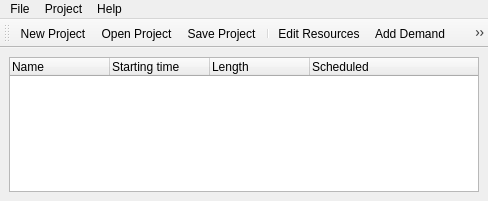
Old version of the form DCGUI/Windows/MainWindow.ui in the repository DanielZorin/DataCenters.
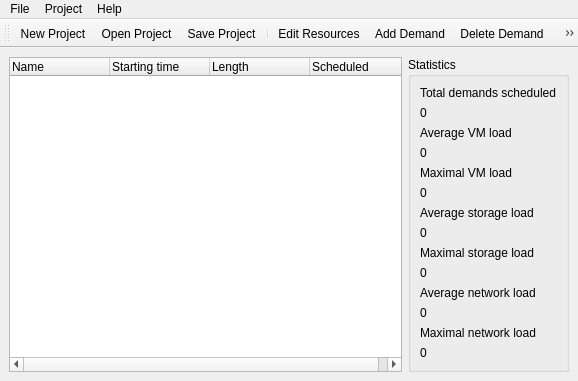
New version of the form. Icons and pictures are not drawn.

Commit message: Statistics widget in main window

The edit to the form file:
```diff
--- a/DCGUI/Windows/MainWindow.ui
+++ b/DCGUI/Windows/MainWindow.ui
@@ -6,8 +6,8 @@
    <rect>
     <x>0</x>
     <y>0</y>
-    <width>488</width>
-    <height>201</height>
+    <width>578</width>
+    <height>373</height>
    </rect>
   </property>
   <property name="sizePolicy">
@@ -37,11 +37,15 @@
    <property name="styleSheet">
     <string notr="true"/>
    </property>
-   <layout class="QVBoxLayout" name="verticalLayout_2">
+   <layout class="QHBoxLayout" name="horizontalLayout">
     <property name="sizeConstraint">
      <enum>QLayout::SetDefaultConstraint</enum>
     </property>
     <item>
+     <layout class="QVBoxLayout" name="verticalLayout">
+      <item>
+       <layout class="QHBoxLayout" name="horizontalLayout_2">
+        <item>
      <widget class="QTreeWidget" name="demands">
       <column>
        <property name="text">
@@ -65,6 +69,117 @@
       </column>
      </widget>
     </item>
+        <item>
+         <widget class="QGroupBox" name="groupBox">
+          <property name="title">
+           <string>Statistics</string>
+          </property>
+          <layout class="QVBoxLayout" name="verticalLayout_3">
+           <item>
+            <widget class="QLabel" name="label_13">
+             <property name="text">
+              <string>Total demands scheduled</string>
+             </property>
+            </widget>
+           </item>
+           <item>
+            <widget class="QLabel" name="demandcount">
+             <property name="text">
+              <string>0</string>
+             </property>
+            </widget>
+           </item>
+           <item>
+            <widget class="QLabel" name="label">
+             <property name="text">
+              <string>Average VM load</string>
+             </property>
+            </widget>
+           </item>
+           <item>
+            <widget class="QLabel" name="vmavg">
+             <property name="text">
+              <string>0</string>
+             </property>
+            </widget>
+           </item>
+           <item>
+            <widget class="QLabel" name="label_3">
+             <property name="text">
+              <string>Maximal VM load</string>
+             </property>
+            </widget>
+           </item>
+           <item>
+            <widget class="QLabel" name="vmmax">
+             <property name="text">
+              <string>0</string>
+             </property>
+            </widget>
+           </item>
+           <item>
+            <widget class="QLabel" name="label_6">
+             <property name="text">
+              <string>Average storage load</string>
+             </property>
+            </widget>
+           </item>
+           <item>
+            <widget class="QLabel" name="stavg">
+             <property name="text">
+              <string>0</string>
+             </property>
+            </widget>
+           </item>
+           <item>
+            <widget class="QLabel" name="label_7">
+             <property name="text">
+              <string>Maximal storage load</string>
+             </property>
+            </widget>
+           </item>
+           <item>
+            <widget class="QLabel" name="stmax">
+             <property name="text">
+              <string>0</string>
+             </property>
+            </widget>
+           </item>
+           <item>
+            <widget class="QLabel" name="label_9">
+             <property name="text">
+              <string>Average network load</string>
+             </property>
+            </widget>
+           </item>
+           <item>
+            <widget class="QLabel" name="netavg">
+             <property name="text">
+              <string>0</string>
+             </property>
+            </widget>
+           </item>
+           <item>
+            <widget class="QLabel" name="label_11">
+             <property name="text">
+              <string>Maximal network load</string>
+             </property>
+            </widget>
+           </item>
+           <item>
+            <widget class="QLabel" name="netmax">
+             <property name="text">
+              <string>0</string>
+             </property>
+            </widget>
+           </item>
+          </layout>
+         </widget>
+        </item>
+       </layout>
+      </item>
+     </layout>
+    </item>
    </layout>
   </widget>
   <widget class="QMenuBar" name="menubar">
@@ -72,7 +187,7 @@
     <rect>
      <x>0</x>
      <y>0</y>
-     <width>488</width>
+     <width>578</width>
      <height>21</height>
     </rect>
    </property>
```
Lines whose indentation alone changed are shown as unchanged. The commit also changes 4 other files.
